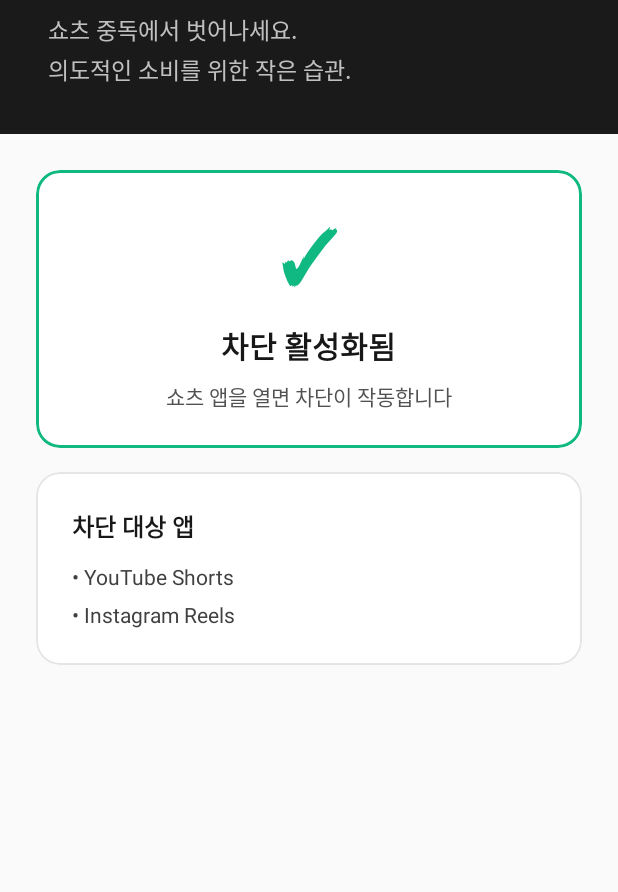
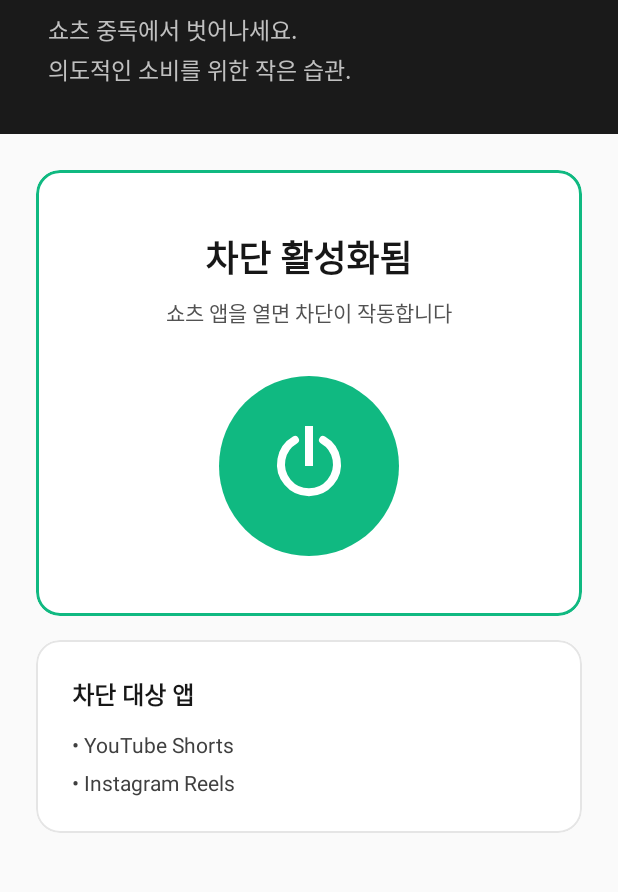
Before and after one commit to hsikkk/un-short, an Android app: the layout activity_main.xml on its own in the app's theme, with its tools: preview values and no code run, on a phone screen of 412 x 824 dp, the part 129-1021 px from its top. Run offline under Robolectric (Android 15) with nearby library versions, the phone set to English and light mode, and no system bars.

Commit message:
feat: Add circular power button toggle for blocking control
Added a prominent circular power button design to control the shorts
blocking feature with visual feedback and animations.

Features:
- Circular power button with vector icon
- Dynamic color states (green=on, gray=off)
- Press animation on click
- Toggle card with status display
- Target apps info card (YouTube Shorts, Instagram Reels)
- Blocking state persistence with SharedPreferences

UI improvements:
- Material card design with rounded corners
- 120dp circular button with 64dp power icon
- Status title and description text
- Clean layout with proper spacing

🤖 Generated with [Claude Code](https://claude.com/claude-code)

Co-Authored-By: Claude <noreply@anthropic.com>

```diff
--- /dev/null
+++ b/app/src/main/res/drawable/ic_power.xml
@@ -0,0 +1,19 @@
+<vector xmlns:android="http://schemas.android.com/apk/res/android"
+    android:width="48dp"
+    android:height="48dp"
+    android:viewportWidth="24"
+    android:viewportHeight="24">
+
+    <!-- Power icon: vertical line at top -->
+    <path
+        android:fillColor="#FFFFFF"
+        android:pathData="M11,2 L13,2 L13,12 L11,12 Z" />
+
+    <!-- Power icon: arc (incomplete circle) -->
+    <path
+        android:strokeColor="#FFFFFF"
+        android:strokeWidth="2"
+        android:strokeLineCap="round"
+        android:fillColor="#00000000"
+        android:pathData="M8.5,5.5 A7,7 0 1,0 15.5,5.5" />
+</vector>
--- /dev/null
+++ b/app/src/main/res/drawable/power_button_background.xml
@@ -0,0 +1,8 @@
+<?xml version="1.0" encoding="utf-8"?>
+<shape xmlns:android="http://schemas.android.com/apk/res/android"
+    android:shape="oval">
+    <solid android:color="@color/success" />
+    <size
+        android:width="120dp"
+        android:height="120dp" />
+</shape>
--- a/app/src/main/res/layout/activity_main.xml
+++ b/app/src/main/res/layout/activity_main.xml
@@ -53,8 +53,9 @@
             android:orientation="vertical"
             android:padding="24dp">
 
-            <!-- Status Card -->
+            <!-- Main Toggle Card -->
             <com.google.android.material.card.MaterialCardView
+                android:id="@+id/toggleCard"
                 android:layout_width="match_parent"
                 android:layout_height="wrap_content"
                 app:cardCornerRadius="16dp"
@@ -67,28 +68,23 @@
                     android:layout_width="match_parent"
                     android:layout_height="wrap_content"
                     android:orientation="vertical"
-                    android:padding="24dp"
+                    android:padding="40dp"
                     android:gravity="center">
 
+                    <!-- Status Title -->
                     <TextView
+                        android:id="@+id/statusTitle"
                         android:layout_width="wrap_content"
                         android:layout_height="wrap_content"
-                        android:text="✓"
-                        android:textSize="48sp"
-                        android:textColor="@color/success"
-                        android:fontFamily="sans-serif-black" />
-
-                    <TextView
-                        android:layout_width="wrap_content"
-                        android:layout_height="wrap_content"
-                        android:layout_marginTop="12dp"
                         android:text="차단 활성화됨"
-                        android:textSize="20sp"
+                        android:textSize="24sp"
                         android:textStyle="bold"
                         android:textColor="@color/gray_900"
                         android:fontFamily="sans-serif-medium" />
 
+                    <!-- Status Description -->
                     <TextView
+                        android:id="@+id/statusDescription"
                         android:layout_width="wrap_content"
                         android:layout_height="wrap_content"
                         android:layout_marginTop="8dp"
@@ -96,6 +92,34 @@
                         android:textSize="14sp"
                         android:textColor="@color/gray_600"
                         android:textAlignment="center" />
+
+                    <!-- Power Button (Circular) -->
+                    <FrameLayout
+                        android:id="@+id/powerButton"
+                        android:layout_width="120dp"
+                        android:layout_height="120dp"
+                        android:layout_marginTop="32dp"
+                        android:background="@android:color/transparent"
+                        android:clickable="true"
+                        android:focusable="true">
+
+                        <!-- Background Circle -->
+                        <View
+                            android:id="@+id/powerButtonBackground"
+                            android:layout_width="match_parent"
+                            android:layout_height="match_parent"
+                            android:background="@drawable/power_button_background" />
+
+                        <!-- Power Icon -->
+                        <ImageView
+                            android:id="@+id/powerIcon"
+                            android:layout_width="64dp"
+                            android:layout_height="64dp"
+                            android:layout_gravity="center"
+                            android:src="@drawable/ic_power"
+                            android:contentDescription="Power button" />
+
+                    </FrameLayout>
 
                 </LinearLayout>
 
--- /dev/null
+++ b/app/src/main/res/values/dimens.xml
@@ -0,0 +1,4 @@
+<?xml version="1.0" encoding="utf-8"?>
+<resources>
+    <dimen name="stroke_width">3dp</dimen>
+</resources>
```
Also changed, not shown: app/src/main/java/com/muuu/unshort/MainActivity.kt (+107 -0 lines), app/src/main/java/com/muuu/unshort/ShortsBlockService.kt (+15 -0 lines).
